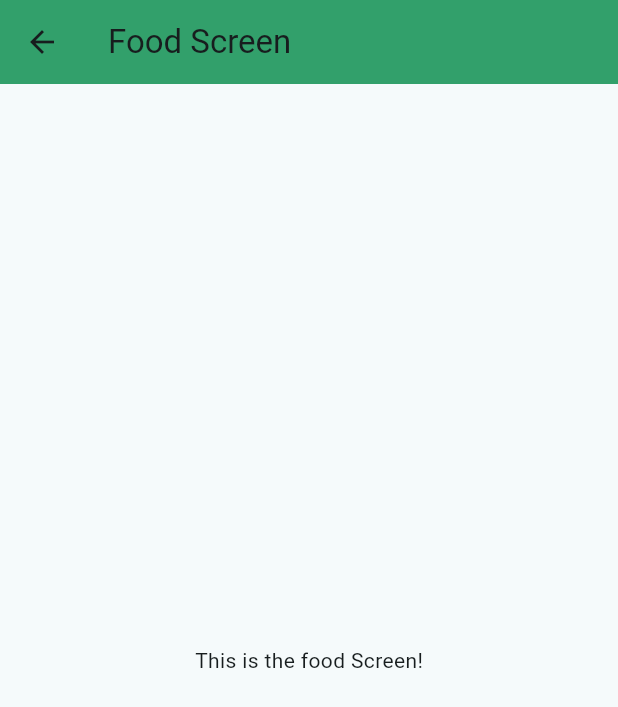
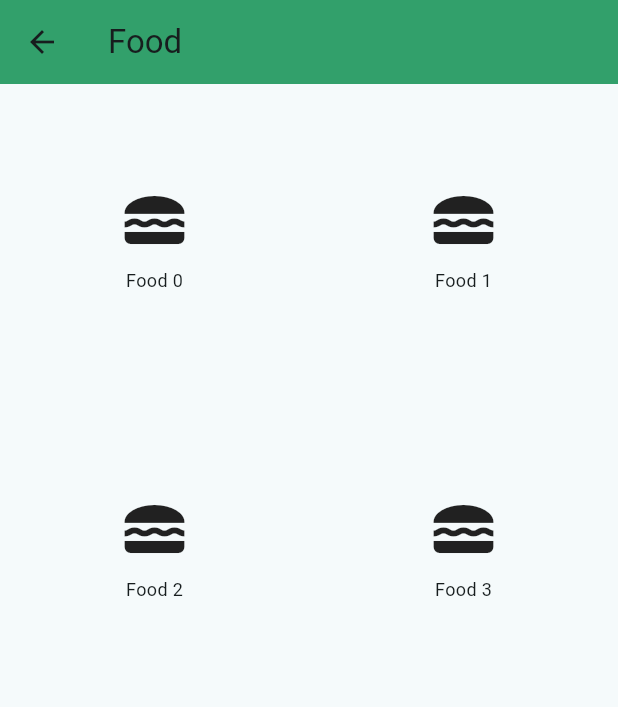
Before and after one commit to leeyewon17/flutter_banergy_main, a Flutter app: the screen it shows after launch, after a tap on "Food", on a phone screen of 412 x 824 dp. Shown: the top 707 px of the screen. Run offline on Flutter 3.47's test engine with Material 3 defaults, Android fonts, the phone set to English and light mode, and no system bars; our stand-ins replace image_picker; missing offline and left inert: flutter_tesseract_ocr.

Commit message:
2nd commit

```diff
--- a/lib/main.dart
+++ b/lib/main.dart
@@ -12,7 +12,7 @@ import 'package:flutter_banergy/main_category/Fastfood.dart';
 import 'package:flutter_banergy/main_category/Dessert.dart';
 import 'package:flutter_banergy/main_category/Sandwich.dart';
 import 'package:flutter_banergy/main_category/Food.dart';
-import 'package:flutter_banergy/main_category/cake.dart';
+import 'package:flutter_banergy/main_category/Cake.dart';
 import 'package:flutter_banergy/main_category/Drink.dart';
 import 'package:flutter_banergy/main_category/Mealkit.dart';
 
@@ -192,25 +192,25 @@ class _IconItemState extends State<IconItem> {
       case 'Food':
         Navigator.push(
           context,
-          MaterialPageRoute(builder: (context) => FoodScreenn()),
+          MaterialPageRoute(builder: (context) => FoodScreen()),
         );
         break;
       case 'Cake':
         Navigator.push(
           context,
-          MaterialPageRoute(builder: (context) => CakeScreenn()),
+          MaterialPageRoute(builder: (context) => CakeScreen()),
         );
         break;
       case 'Drink':
         Navigator.push(
           context,
-          MaterialPageRoute(builder: (context) => DrinkScreenn()),
+          MaterialPageRoute(builder: (context) => DrinkScreen()),
         );
         break;
       case 'MealKit':
         Navigator.push(
           context,
-          MaterialPageRoute(builder: (context) => Mealkitcreenn()),
+          MaterialPageRoute(builder: (context) => MealkitScreen()),
         );
         break;
     }
--- a/lib/main_category/Fastfood.dart
+++ b/lib/main_category/Fastfood.dart
@@ -6,10 +6,25 @@ class FastfoodScreen extends StatelessWidget {
   Widget build(BuildContext context) {
     return Scaffold(
       appBar: AppBar(
-        title: Text('Fast food Screen'),
+        title: Text('Fast food'),
       ),
-      body: Center(
-        child: Text('This is the fast food screen!'),
+      body: GridView.count(
+        crossAxisCount: 2, // 열의 수
+        children: List.generate(4, (index) {
+          return Center(
+            child: Column(
+              mainAxisAlignment: MainAxisAlignment.center,
+              children: [
+                Icon(Icons.fastfood, size: 48), // 아이콘 추가
+                SizedBox(height: 8), // 간격 조정
+                Text(
+                  'Fast Food $index', // 작은 텍스트 추가
+                  style: TextStyle(fontSize: 12),
+                ),
+              ],
+            ),
+          );
+        }),
       ),
     );
   }
--- a/lib/main_category/Food.dart
+++ b/lib/main_category/Food.dart
@@ -1,15 +1,30 @@
 import 'package:flutter/material.dart';
 import 'dart:io';
 
-class FoodScreenn extends StatelessWidget {
+class FoodScreen extends StatelessWidget {
   @override
   Widget build(BuildContext context) {
     return Scaffold(
       appBar: AppBar(
-        title: Text('Food Screen'),
+        title: Text('Food'),
       ),
-      body: Center(
-        child: Text('This is the food Screen!'),
+      body: GridView.count(
+        crossAxisCount: 2, // 열의 수
+        children: List.generate(4, (index) {
+          return Center(
+            child: Column(
+              mainAxisAlignment: MainAxisAlignment.center,
+              children: [
+                Icon(Icons.lunch_dining, size: 48), // 아이콘 추가
+                SizedBox(height: 8), // 간격 조정
+                Text(
+                  'Food $index', // 작은 텍스트 추가
+                  style: TextStyle(fontSize: 12),
+                ),
+              ],
+            ),
+          );
+        }),
       ),
     );
   }
```
Also changed, not shown: lib/main_category/Cake.dart (+19 -4 lines), lib/main_category/Dessert.dart (+18 -3 lines), lib/main_category/Drink.dart (+19 -4 lines), lib/main_category/Mealkit.dart (+19 -4 lines), lib/main_category/Sandwich.dart (+18 -3 lines).
